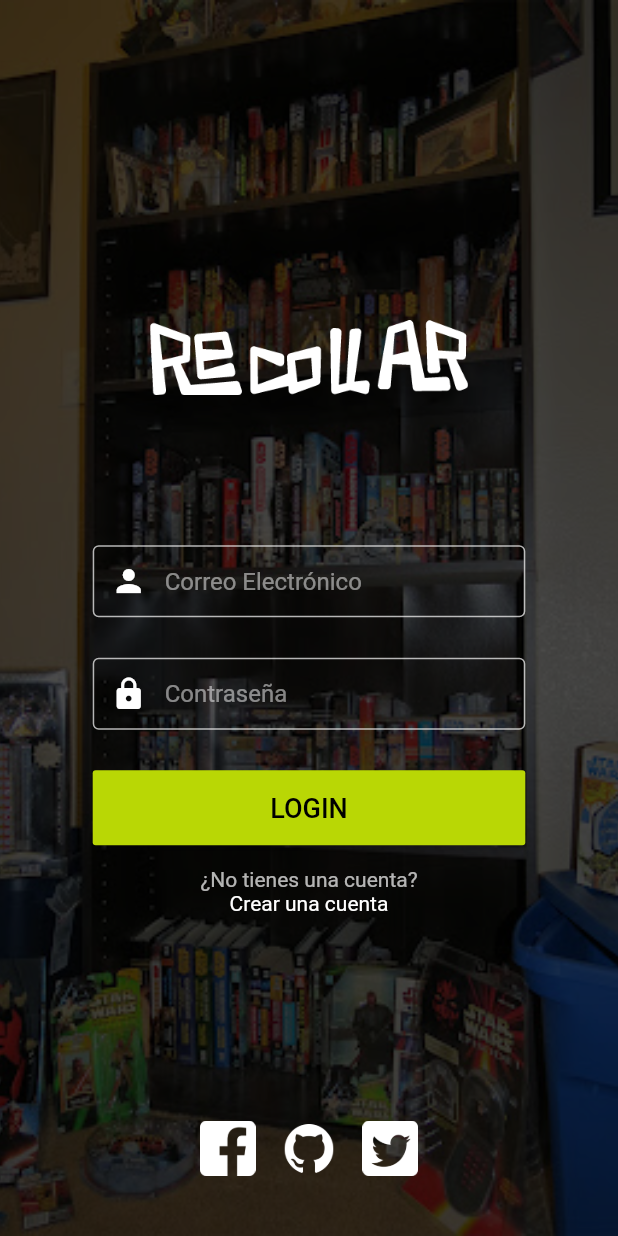
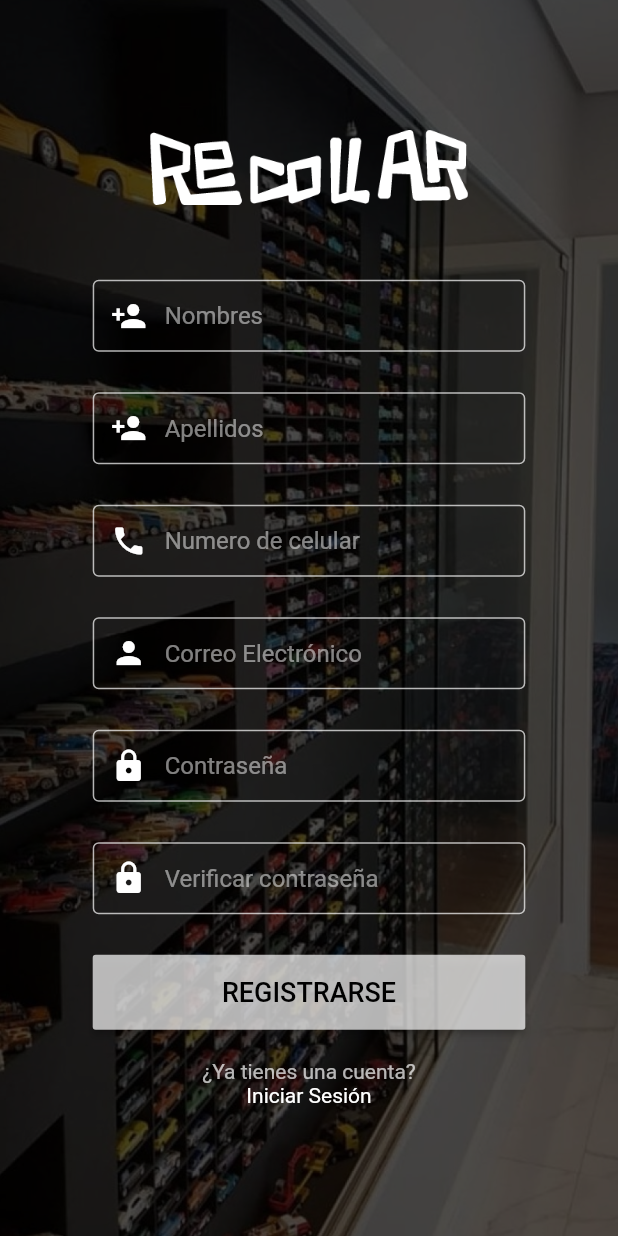
Before and after one commit to pjalvin/recollar_frontend, a Flutter app: the screen it shows after launch, after a tap on "Crear una cuenta", on a phone screen of 412 x 824 dp. Run offline on Flutter 3.47's test engine with Material 2 defaults, Android fonts, the phone set to English and light mode, and no system bars; drawn by our look-alikes of carousel_slider; our stand-ins replace equatable, flutter_bloc, flutter_dotenv, flutter_spinkit, fluttertoast, shared_preferences.

Commit message:
se agrego la opcion para poder registrarse con sus eventos y estados y conexion con el servidor

```diff
--- a/lib/bloc/login_bloc.dart
+++ b/lib/bloc/login_bloc.dart
@@ -3,6 +3,7 @@ import 'dart:io';
 import 'package:flutter_bloc/flutter_bloc.dart';
 import 'package:fluttertoast/fluttertoast.dart';
 import 'package:recollar_frontend/events/login_event.dart';
+import 'package:recollar_frontend/models/user_auth.dart';
 import 'package:recollar_frontend/repositories/login_repository.dart';
 import 'package:recollar_frontend/state/login_state.dart';
 import 'package:recollar_frontend/util/toast_lib.dart';
@@ -13,14 +14,14 @@ class LoginBloc extends Bloc<LoginEvent,LoginState>{
   LoginBloc(this.loginRepository):super(LoginInitial());
   @override
   Stream<LoginState> mapEventToState(LoginEvent event) async* {
-    if(event is LoginStart){
+    if(event is LoginClick){
       try{
         yield LoginLoading();
         await loginRepository.login(event.userAuth);
         yield LoginOk(event.userAuth);
       }
       on SocketException catch(_){
-        ToastLib.error("No se puede conectar con el Servidor");
+        ToastLib.error("No se puede conectar con el servidor");
         yield LoginFailed(event.userAuth);
 
       }
@@ -29,6 +30,31 @@ class LoginBloc extends Bloc<LoginEvent,LoginState>{
         yield LoginFailed(event.userAuth);
       }
     }
+    else if (event is SignupClick){
+      try{
+        yield SignupLoading();
+        await loginRepository.signup(event.user);
+        UserAuth userAuth=UserAuth("", event.user.email);
+        yield LoginOk(userAuth);
+      }
+      on SocketException catch(_){
+        ToastLib.error("No se puede conectar con el servidor");
+        yield SignupPage();
+
+      }
+      catch(e){
+        ToastLib.error(e.toString());
+        yield SignupPage();
+      }
+
+    }
+    else if(event is SignupChangePage){
+      yield SignupPage();
+    }
+    else if(event is LoginChangePage){
+      yield LoginInitial();
+    }
+
   }
 
 }
--- a/lib/events/login_event.dart
+++ b/lib/events/login_event.dart
@@ -7,11 +7,17 @@ abstract class LoginEvent extends Equatable{
   List<Object> get props =>[];
 
 }
-class LoginStart extends LoginEvent{
+class LoginClick extends LoginEvent{
   final UserAuth userAuth;
-  LoginStart(this.userAuth) ;
+  LoginClick(this.userAuth);
 }
-class SignUpStart extends LoginEvent{
+class SignupClick extends LoginEvent{
   final User user;
-  SignUpStart(this.user);
+  SignupClick(this.user);
 }
+class SignupChangePage extends LoginEvent{
+  SignupChangePage();
+}
+class LoginChangePage extends LoginEvent{
+  LoginChangePage();
+}
--- a/lib/general_widgets/text_field_primary_cpnt.dart
+++ b/lib/general_widgets/text_field_primary_cpnt.dart
@@ -10,7 +10,7 @@ class TextFieldPrimaryCPNT extends StatelessWidget {
   Color colorText;
   String hintText;
   bool obscureText;
-  IconData icon;
+  IconData ? icon;
   TextInputType textType;
   TextFieldPrimaryCPNT({Key? key,required this.icon,required this.textType,required this.obscureText,required this.controller,required this.colorBorder,required this.size,required this.colorBg,required this.colorText,required this.hintText}) : super(key: key);
 
@@ -24,12 +24,12 @@ class TextFieldPrimaryCPNT extends StatelessWidget {
             obscureText: obscureText,
             keyboardType: textType,
             decoration: InputDecoration(
-              prefixIcon: Icon(icon,color:colorText) ,
+              prefixIcon: icon!=null?Icon(icon,color:colorText):null ,
               fillColor: colorBg,
 
               filled: true,
               focusColor: colorBg,
-              contentPadding: const EdgeInsets.only(left: 0,right: 10),
+              contentPadding: const EdgeInsets.only(left: 10,right: 10),
                 focusedBorder: OutlineInputBorder(
 
                   borderSide: BorderSide(color: colorBorder, width: 2),
--- a/lib/models/user.dart
+++ b/lib/models/user.dart
@@ -1,10 +1,40 @@
 class User {
-  int idUser;
   String email;
   String firstName;
   String lastName;
-  int phone;
+  int phoneNumber;
   String password;
+  String ? verPassword;
 
-  User(this.idUser,this.email, this.firstName, this.lastName, this.phone,this.password);
+  User(this.email, this.firstName, this.lastName, this.phoneNumber,this.password);
+
+  Map <String,dynamic> toJson()=>{
+    "firstName":firstName,
+    "lastName":lastName,
+    "phoneNumber":phoneNumber,
+    "password":password,
+    "email":email,
+  };
+  void verifyData(){
+    if(password.isEmpty||email.isEmpty||firstName.isEmpty||lastName.isEmpty||phoneNumber==0){
+      throw "Verifique que todos los capos esten llenos";
+    }
+    if(phoneNumber.toString().length!=8){
+      throw "Formato de numero de celular incorrecto";
+
+    }
+    bool emailValid = RegExp(r"^[a-zA-Z0-9.a-zA-Z0-9.!#$%&'*+-/=?^_`{|}~]+@[a-zA-Z0-9]+\.[a-zA-Z]+").hasMatch(email);
+    if(!emailValid){
+      throw "El formato de email no es correcto";
+    }
+    if(verPassword!=password){
+      throw "Las contraseñas no coinciden";
+    }
+
+  }
+
+  @override
+  String toString() {
+    return 'User{email: $email, firstName: $firstName, lastName: $lastName, phoneNumber: $phoneNumber, password: $password}';
+  }
 }
--- a/lib/models/user_auth.dart
+++ b/lib/models/user_auth.dart
@@ -8,12 +8,14 @@ class UserAuth{
     "username":email,
     "grant_type":"password"
   };
-  bool verifyData(){
-    var ver =true;
+  void verifyData(){
     if(password.isEmpty||email.isEmpty){
-      ver=false;
+      throw "Verifique que todos los capos esten llenos";
     }
-    return ver;
+    bool emailValid = RegExp(r"^[a-zA-Z0-9.a-zA-Z0-9.!#$%&'*+-/=?^_`{|}~]+@[a-zA-Z0-9]+\.[a-zA-Z]+").hasMatch(email);
+    if(!emailValid){
+      throw "El formato de email no es correcto";
+    }
   }
 
 }
--- a/lib/repositories/login_repository.dart
+++ b/lib/repositories/login_repository.dart
@@ -1,3 +1,4 @@
+import 'package:recollar_frontend/models/user.dart';
 import 'package:recollar_frontend/models/user_auth.dart';
 import 'dart:convert';
 import 'package:http/http.dart' as http;
@@ -6,9 +7,7 @@ import 'package:shared_preferences/shared_preferences.dart';
 class LoginRepository{
 
   Future login(UserAuth userAuth) async{
-    if(userAuth.verifyData()){
-      String url="${dotenv.env['API_URL']}/login";
-      print(url);
+    userAuth.verifyData();
       var res=await http.post(
           Uri.http(dotenv.env['API_URL'] ?? "", "/login"),
           body: userAuth.toJson(),
@@ -25,9 +24,21 @@ class LoginRepository{
       var body=jsonDecode(res.body);
       SharedPreferences prefs=await SharedPreferences.getInstance();
       await prefs.setString("token", body["access_token"] ?? "");
+
+  }
+  Future signup(User user) async{
+    user.verifyData();
+    var res=await http.post(
+        Uri.http(dotenv.env['API_URL'] ?? "", "/signup"),
+        body: jsonEncode(user.toJson()),
+        headers: {
+          "Content-Type": "application/json",
+        },
+    );
+    if(res.statusCode!=200){
+      print(res.body);
+      throw "No se pudo registrar al usuario";
     }
-    else{
-      throw "Verifique los datos";
-    }
+
   }
 }
--- a/lib/screens/login/login.dart
+++ b/lib/screens/login/login.dart
@@ -41,7 +41,7 @@ class _LoginState extends State<Login> {
       setState(() {
         if(sizeP.height>600)socialMediaActive=true;
       });
-      if(listController.position.pixels==listController.position.minScrollExtent){
+      if(listController.position.pixels==listController.position.maxScrollExtent){
         setState(() {
           socialMediaActive=true;
         });
@@ -77,16 +77,15 @@ class _LoginState extends State<Login> {
             children: [
               Carousel(size: sizeP, images: backgroundImages),
               Container(color: Colors.black.withOpacity(0.7), height: sizeP.height, width: sizeP.width),
-              ScrollConfiguration(
-                behavior: MyBehavior(),
+              Scaffold(
+                backgroundColor: Colors.transparent,
+                body: ScrollConfiguration(
+                  behavior: MyBehavior(),
                   child:SingleChildScrollView(
                     controller: listController,
-
-                    reverse: true,
-                    child: Container(
+                    child: SizedBox(
                       height: sizeP.height>600?sizeP.height:600,
                       width: sizeP.width,
-                      padding: EdgeInsets.only(bottom: MediaQuery.of(context).viewInsets.bottom),
                       child: Row(
                         mainAxisAlignment: MainAxisAlignment.center,
                         children: [
@@ -105,17 +104,17 @@ class _LoginState extends State<Login> {
                               const SizedBox(
                                 height: 25,
                               ),
-                              ButtonPrimaryCPNT( colorBg: color1, colorText: Colors.black, text: "LOGIN",size: Size(sizeP.width*0.7,50),
+                              ButtonPrimaryCPNT( colorBg: color1, colorText: Colors.black, text: "INICIAR SESIÓN",size: Size(sizeP.width*0.7,50),
                                 onPressed:  (){
                                   UserAuth userAuth=UserAuth(passTextController.text, userTextController.text);
-                                  context.read<LoginBloc>().add(LoginStart(userAuth));
+                                  context.read<LoginBloc>().add(LoginClick(userAuth));
                                 },
                               ),
                               const SizedBox(
                                 height: 15,
                               ),
                               TextParagraphCPNT(onPressed: (){}, colorText: colorWhite.withOpacity(0.7), text: "¿No tienes una cuenta?"),
-                              TextParagraphCPNT(onPressed: (){}, colorText: colorWhite, text: "Crear una cuenta"),
+                              TextParagraphCPNT(onPressed: (){context.read<LoginBloc>().add(SignupChangePage());}, colorText: colorWhite, text: "Crear una cuenta"),
 
                             ],
 
@@ -124,6 +123,7 @@ class _LoginState extends State<Login> {
                       ),
                     ),
                   ),
+                ),
               ),
               socialMediaActive|| sizeP.height>600?Positioned(
                 child:SocialMedia(size: Size(sizeP.width*0.3,sizeP.width*0.1),images: socialMediaImages,)
--- /dev/null
+++ b/lib/screens/signup/signup.dart
@@ -0,0 +1,161 @@
+import 'package:flutter/material.dart';
+import 'package:flutter_bloc/flutter_bloc.dart';
+import 'package:recollar_frontend/bloc/login_bloc.dart';
+import 'package:recollar_frontend/events/login_event.dart';
+import 'package:recollar_frontend/general_widgets/button_primary_cpnt.dart';
+import 'package:recollar_frontend/general_widgets/loading_cpnt.dart';
+import 'package:recollar_frontend/general_widgets/text_field_primary_cpnt.dart';
+import 'package:recollar_frontend/general_widgets/text_paragraph_cpnt.dart';
+import 'package:recollar_frontend/models/user.dart';
+import 'package:recollar_frontend/state/login_state.dart';
+import 'package:recollar_frontend/util/configuration.dart';
+import 'package:recollar_frontend/util/my_behavior.dart';
+import 'package:recollar_frontend/screens/login/widgets/carousel.dart';
+import 'package:recollar_frontend/screens/login/widgets/social_media.dart';
+
+class Signup extends StatefulWidget {
+  const Signup({Key? key}) : super(key: key);
+
+  @override
+  _SignupState createState() => _SignupState();
+}
+
+class _SignupState extends State<Signup> {
+  List<ImageProvider> backgroundImages=[];
+  List<ImageProvider> socialMediaImages=[];
+  TextEditingController firstNameTextController= TextEditingController();
+  TextEditingController lastNameTextController= TextEditingController();
+  TextEditingController phoneNumberTextController= TextEditingController();
+  TextEditingController emailTextController= TextEditingController();
+  TextEditingController passTextController= TextEditingController();
+  TextEditingController verifyPassTextController= TextEditingController();
+  ScrollController listController=ScrollController();
+  Size sizeP=const Size(1,1);
+  bool socialMediaActive=false;
+  @override
+  void initState() {
+    backgroundImages.add(const AssetImage("assets/background/b1.jpg"));
+    backgroundImages.add(const AssetImage("assets/background/b2.jpg"));
+    backgroundImages.add(const AssetImage("assets/background/b3.jpg"));
+    socialMediaImages.add(const AssetImage("assets/icons/fb.png"));
+    socialMediaImages.add(const AssetImage("assets/icons/git.png"));
+    socialMediaImages.add(const AssetImage("assets/icons/tt.png"));
+    listController=ScrollController();
+    listController.addListener(() {
+      setState(() {
+        if(sizeP.height>825)socialMediaActive=true;
+      });
+      if(listController.position.pixels==listController.position.maxScrollExtent){
+        setState(() {
+          socialMediaActive=true;
+        });
+      }
+      else{
+        setState(() {
+          socialMediaActive=false;
+        });
+      }
+    });
+    super.initState();
+  }
+  @override
+  void didChangeDependencies() {
+    super.didChangeDependencies();
+    precacheImage(backgroundImages[0], context);
+    precacheImage(backgroundImages[1], context);
+    precacheImage(backgroundImages[2], context);
+    precacheImage(socialMediaImages[0], context);
+    precacheImage(socialMediaImages[1], context);
+    precacheImage(socialMediaImages[2], context);
+  }
+  @override
+  Widget build(BuildContext context) {
+    sizeP=MediaQuery.of(context).size;
+    return BlocBuilder<LoginBloc,LoginState>(
+        builder: (context,state) {
+          return Scaffold(
+            resizeToAvoidBottomInset: false,
+            body: Stack(
+                children: [
+                  Carousel(size: sizeP, images: backgroundImages),
+                  Container(color: Colors.black.withOpacity(0.7), height: sizeP.height, width: sizeP.width),
+                  Scaffold(
+                    backgroundColor: Colors.transparent,
+                    body: ScrollConfiguration(
+                      behavior: MyBehavior(),
+                      child: SingleChildScrollView(
+                        controller: listController,
+                        child: Container(
+                          height: sizeP.height>825?sizeP.height:825,
+                          width: sizeP.width,
+                          margin: EdgeInsets.only(bottom: MediaQuery.of(context).viewInsets.bottom),
+                          child: Row(
+                            mainAxisAlignment: MainAxisAlignment.center,
+                            children: [
+                              Column(
+                                mainAxisAlignment: MainAxisAlignment.center,
+                                children: [
+                                  Image.asset("assets/logo.png",width: sizeP.width*0.6,height: 50,),
+                                  const SizedBox(
+                                    height: 50,
+                                  ),
+                                  TextFieldPrimaryCPNT(icon:Icons.person_add,textType: TextInputType.text,obscureText: false, controller: firstNameTextController, colorBorder: colorWhite, size: Size(sizeP.width*0.7,50), colorBg: Colors.transparent, colorText: colorWhite, hintText: "Nombres"),
+                                  const SizedBox(
+                                    height: 25,
+                                  ),
+                                  TextFieldPrimaryCPNT(icon:Icons.person_add,textType: TextInputType.text,obscureText: false, controller: lastNameTextController, colorBorder: colorWhite, size: Size(sizeP.width*0.7,50), colorBg: Colors.transparent, colorText: colorWhite, hintText: "Apellidos"),
+                                  const SizedBox(
+                                    height: 25,
+                                  ),
+                                  TextFieldPrimaryCPNT(icon:Icons.phone,textType: TextInputType.phone,obscureText: false, controller: phoneNumberTextController, colorBorder: colorWhite, size: Size(sizeP.width*0.7,50), colorBg: Colors.transparent, colorText: colorWhite, hintText: "Numero de celular"),
+                                  const SizedBox(
+                                    height: 25,
+                                  ),
+                                  TextFieldPrimaryCPNT(icon:Icons.person,textType: TextInputType.emailAddress,obscureText: false, controller: emailTextController, colorBorder: colorWhite, size: Size(sizeP.width*0.7,50), colorBg: Colors.transparent, colorText: colorWhite, hintText: "Correo Electrónico"),
+                                  const SizedBox(
+                                    height: 25,
+                                  ),
+                                  TextFieldPrimaryCPNT(icon:Icons.lock,textType: TextInputType.text,obscureText: true, controller: passTextController, colorBorder: colorWhite, size: Size(sizeP.width*0.7,50), colorBg: Colors.transparent, colorText: colorWhite, hintText: "Contraseña"),
+                                  const SizedBox(
+                                    height: 25,
+                                  ),
+                                  TextFieldPrimaryCPNT(icon:Icons.lock,textType: TextInputType.text,obscureText: true, controller: verifyPassTextController, colorBorder: colorWhite, size: Size(sizeP.width*0.7,50), colorBg: Colors.transparent, colorText: colorWhite, hintText: "Verificar contraseña"),
+
+                                  const SizedBox(
+                                    height: 25,
+                                  ),
+                                  ButtonPrimaryCPNT( colorBg: colorWhite.withOpacity(0.7), colorText: colorBlack, text: "REGISTRARSE",size: Size(sizeP.width*0.7,50),
+                                    onPressed:  (){
+                                      User user= User(emailTextController.text, firstNameTextController.text, lastNameTextController.text, int.parse(phoneNumberTextController.text), passTextController.text);
+                                      user.verPassword=verifyPassTextController.text;
+                                      context.read<LoginBloc>().add(SignupClick(user));
+                                    },
+                                  ),
+                                  const SizedBox(
+                                    height: 20,
+                                  ),
+                                  TextParagraphCPNT(onPressed: (){}, colorText: colorWhite.withOpacity(0.7), text: "¿Ya tienes una cuenta?"),
+                                  TextParagraphCPNT(onPressed: (){context.read<LoginBloc>().add(LoginChangePage());}, colorText: colorWhite, text: "Iniciar Sesión"),
+
+                                ],
+
+                              ),
+                            ],
+                          ),
+                        ),
+                      )
+                    ),
+                  ),
+                  socialMediaActive|| sizeP.height>825?Positioned(
+                    child:SocialMedia(size: Size(sizeP.width*0.3,sizeP.width*0.1),images: socialMediaImages,)
+                    ,top:sizeP.height-sizeP.width*0.2,width: sizeP.width,):Container(),
+                  state is SignupLoading?LoadingCPNT(size: sizeP):Container()
+                ],
+              ),
+          );
+        }
+    );
+  }
+
+
+}
--- a/lib/screensMain/initial_main.dart
+++ b/lib/screensMain/initial_main.dart
@@ -3,6 +3,7 @@ import 'package:flutter_bloc/flutter_bloc.dart';
 import 'package:recollar_frontend/bloc/login_bloc.dart';
 import 'package:recollar_frontend/repositories/login_repository.dart';
 import 'package:recollar_frontend/screens/login/login.dart';
+import 'package:recollar_frontend/screens/signup/signup.dart';
 import 'package:recollar_frontend/state/login_state.dart';
 
 class InitialMain extends StatefulWidget {
@@ -23,6 +24,9 @@ class _InitialMainState extends State<InitialMain> {
             if(state is LoginOk){
               return const Scaffold(backgroundColor: Colors.black,body: Center(child: Text("INICIO",style: TextStyle(color: Colors.white),),));
             }
+            if(state is SignupPage||state is SignupLoading){
+              return const Signup();
+            }
             else{
               return const Login();
             }
--- a/lib/state/login_state.dart
+++ b/lib/state/login_state.dart
@@ -12,9 +12,6 @@ abstract class LoginState extends Equatable{
 class LoginInitial extends LoginState{
   LoginInitial() : super(UserAuth("", ""));
 }
-class SignUpOk extends LoginState{
-  const SignUpOk(UserAuth userAuth) : super(userAuth);
-}
 class LoginOk extends LoginState{
   const LoginOk(UserAuth userAuth) : super(userAuth);
 }
@@ -23,5 +20,10 @@ class LoginFailed extends LoginState{
 }
 class LoginLoading extends LoginState{
   LoginLoading() : super(UserAuth("", ""));
-
 }
+class SignupLoading extends LoginState{
+  SignupLoading() : super(UserAuth("", ""));
+}
+class SignupPage extends  LoginState{
+  SignupPage() : super(UserAuth("", ""));
+}
--- a/lib/util/toast_lib.dart
+++ b/lib/util/toast_lib.dart
@@ -3,8 +3,9 @@ import 'package:recollar_frontend/util/configuration.dart';
 
 class ToastLib{
   static void error(String msg){
+    Fluttertoast.cancel();
+    Fluttertoast.showToast(
 
-    Fluttertoast.showToast(
         msg: msg,
         toastLength: Toast.LENGTH_LONG,
         gravity: ToastGravity.SNACKBAR,
```
Also changed, not shown: 1 other file.
